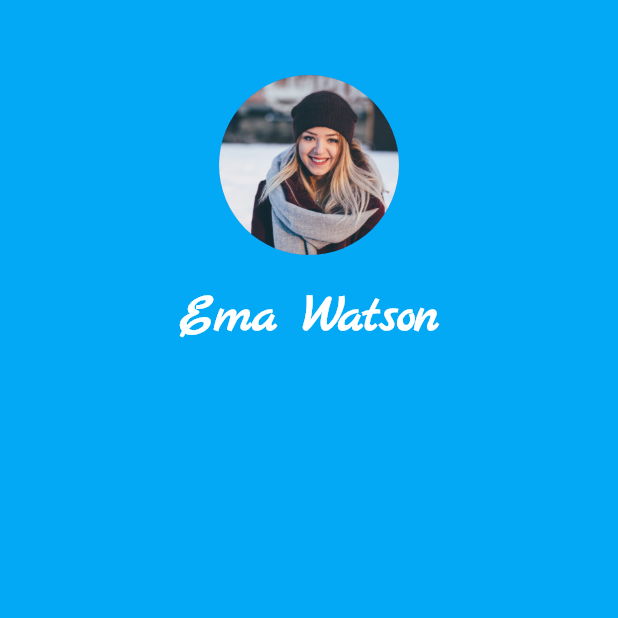
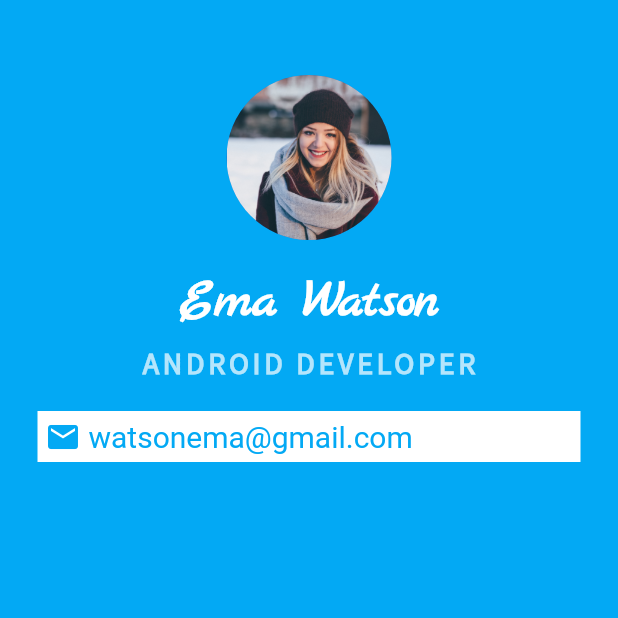
Before and after one commit to khadkabindu/Flutter-Portfolio-App, a Flutter app: the screen it shows after launch, on a phone screen of 412 x 824 dp, the top half of it. Run offline on Flutter 3.47's test engine with Material 2 defaults, Android fonts, the phone set to English and light mode, and no system bars.

Commit message:
added details container with icon

```diff
--- a/lib/main.dart
+++ b/lib/main.dart
@@ -18,7 +18,7 @@ class MyApp extends StatelessWidget {
                   height: 50.0,
                 ),
                 CircleAvatar(
-                  radius: 60.0,
+                  radius: 55.0,
                   backgroundImage: AssetImage('images/profile.jpeg'),
                 ),
                 SizedBox(
@@ -31,7 +31,44 @@ class MyApp extends StatelessWidget {
                       fontWeight: FontWeight.bold,
                       color: Colors.white,
                       fontSize: 35.0),
-                )
+                ),
+                SizedBox(
+                  height: 5.0,
+                ),
+                Text(
+                  'ANDROID DEVELOPER',
+                  style: TextStyle(
+                      fontFamily: 'Source Sans Pro',
+                      fontSize: 20.0,
+                      color: Colors.white70,
+                      letterSpacing: 2.5,
+                      fontWeight: FontWeight.bold),
+                ),
+                SizedBox(
+                  height: 10.0,
+                ),
+                Container(
+                  margin:
+                      EdgeInsets.symmetric(vertical: 10.0, horizontal: 25.0),
+                  padding: EdgeInsets.all(5.0),
+                  color: Colors.white,
+                  child: Row(
+                    children: <Widget>[
+                      Icon(
+                        Icons.email,
+                        color: Colors.lightBlue,
+                      ),
+                      SizedBox(
+                        width: 5.0,
+                      ),
+                      Text(
+                        'watsonema@gmail.com',
+                        style:
+                            TextStyle(color: Colors.lightBlue, fontSize: 20.0),
+                      ),
+                    ],
+                  ),
+                ),
               ],
             ),
           ),
--- a/pubspec.yaml
+++ b/pubspec.yaml
@@ -48,6 +48,9 @@ flutter:
         - asset: fonts/MarckScript-Regular.ttf
 
 
+    - family: Source Sans Pro
+      fonts:
+        - asset: fonts/SourceSansPro-Regular.ttf
 
   # To add assets to your application, add an assets section, like this:
   # assets:
```
Also changed, not shown: fonts/SourceSansPro-Regular.ttf (added).
